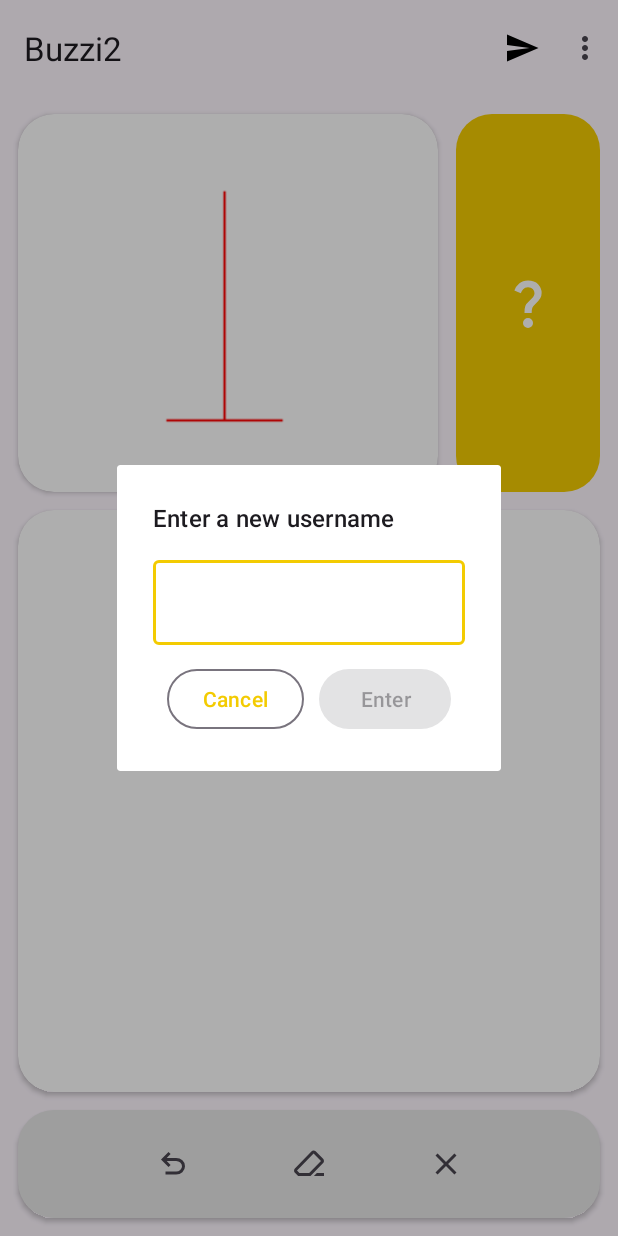
After one commit to gmdvart/Marker-Recognition, an Android app: the fragment UserNameDialogFragment placed in its activity, on a phone screen of 412 x 824 dp. The commit adds this screen. Run offline under Robolectric (Android 15) with nearby library versions, the phone set to English and light mode, and no system bars; pictures from the network do not load.

Commit message:
Implemented settings feature

```diff
--- a/app/src/main/java/com/example/buzidroidapplication/di/AppComponent.kt
+++ b/app/src/main/java/com/example/buzidroidapplication/di/AppComponent.kt
@@ -4,6 +4,7 @@ import android.content.Context
 import com.example.buzidroidapplication.ui.recognize_feature.screen.MainScreenFragment
 import com.example.buzidroidapplication.ui.recognize_feature.screen.MarkerListScreenFragment
 import com.example.buzidroidapplication.ui.recognize_feature.screen.ResultDialogFragment
+import com.example.buzidroidapplication.ui.settings_feature.UserNameDialogFragment
 import com.example.buzidroidapplication.ui.settings_feature.screen.SettingsScreenFragment
 import dagger.BindsInstance
 import dagger.Component
@@ -17,6 +18,7 @@ interface AppComponent {
     fun inject(markerListScreenFragment: MarkerListScreenFragment)
     fun inject(resultDialogFragment: ResultDialogFragment)
     fun inject(settingsScreenFragment: SettingsScreenFragment)
+    fun inject(userNameDialogFragment: UserNameDialogFragment)
 
     @Component.Factory
     interface Factory {
--- /dev/null
+++ b/app/src/main/java/com/example/buzidroidapplication/ui/settings_feature/UserNameDialogFragment.kt
@@ -0,0 +1,76 @@
+package com.example.buzidroidapplication.ui.settings_feature
+
+import android.content.Context
+import android.os.Bundle
+import android.text.Editable
+import android.text.TextWatcher
+import android.view.LayoutInflater
+import android.view.View
+import android.view.ViewGroup
+import androidx.fragment.app.DialogFragment
+import androidx.fragment.app.activityViewModels
+import com.example.buzidroidapplication.appComponent
+import com.example.buzidroidapplication.databinding.FragmentUserNameDialogBinding
+import com.example.buzidroidapplication.domain.settings_feature.Action
+import com.example.buzidroidapplication.domain.settings_feature.State
+import com.example.buzidroidapplication.ui.utils.collectLatestState
+import javax.inject.Inject
+
+class UserNameDialogFragment : DialogFragment() {
+
+    private lateinit var binding: FragmentUserNameDialogBinding
+
+    private val viewModel by activityViewModels<SettingsFeatureViewModel> { factory }
+    @Inject
+    lateinit var factory: SettingsFeatureViewModel.Factory
+
+    private lateinit var oldUserName: String
+
+    override fun onAttach(context: Context) {
+        context.appComponent.inject(this)
+        super.onAttach(context)
+    }
+
+    override fun onCreateView(
+        inflater: LayoutInflater, container: ViewGroup?,
+        savedInstanceState: Bundle?
+    ): View? {
+        binding = FragmentUserNameDialogBinding.inflate(inflater, container, false)
+        return binding.root
+    }
+
+    override fun onViewCreated(view: View, savedInstanceState: Bundle?) {
+        binding.setUpState()
+    }
+
+    private fun FragmentUserNameDialogBinding.setUpState() {
+        collectLatestState(viewModel.state) { state ->
+            if (state is State.Ready) {
+                oldUserName = state.userName
+                enterButton.isEnabled = state.userName.isNotBlank() && state.userName != oldUserName
+                userNameEditText.setText(state.userName)
+            }
+        }
+
+        cancelButton.setOnClickListener { dismiss() }
+        enterButton.setOnClickListener {
+            viewModel.onAction(action = Action.EnterName(userNameEditText.text.toString()))
+            dismiss()
+        }
+        userNameEditText.addTextChangedListener(
+            object : TextWatcher {
+                override fun beforeTextChanged(p0: CharSequence?, p1: Int, p2: Int, p3: Int) {}
+                override fun onTextChanged(p0: CharSequence?, p1: Int, p2: Int, p3: Int) {}
+                override fun afterTextChanged(editable: Editable?) {
+                    val inputText = editable.toString()
+                    enterButton.isEnabled = inputText.isNotBlank() && inputText != oldUserName
+                }
+            }
+        )
+    }
+
+    companion object {
+        fun newInstance() = UserNameDialogFragment()
+        const val TAG = "UserNameDialogFragment"
+    }
+}
--- a/app/src/main/java/com/example/buzidroidapplication/ui/settings_feature/screen/SettingsScreenFragment.kt
+++ b/app/src/main/java/com/example/buzidroidapplication/ui/settings_feature/screen/SettingsScreenFragment.kt
@@ -6,6 +6,7 @@ import androidx.fragment.app.Fragment
 import android.view.LayoutInflater
 import android.view.View
 import android.view.ViewGroup
+import androidx.fragment.app.activityViewModels
 import androidx.fragment.app.viewModels
 import androidx.navigation.fragment.findNavController
 import com.example.buzidroidapplication.R
@@ -14,6 +15,7 @@ import com.example.buzidroidapplication.databinding.FragmentSettingsScreenBindin
 import com.example.buzidroidapplication.domain.settings_feature.Action
 import com.example.buzidroidapplication.domain.settings_feature.State
 import com.example.buzidroidapplication.ui.settings_feature.SettingsFeatureViewModel
+import com.example.buzidroidapplication.ui.settings_feature.UserNameDialogFragment
 import com.example.buzidroidapplication.ui.utils.collectLatestState
 import javax.inject.Inject
 
@@ -21,7 +23,7 @@ class SettingsScreenFragment : Fragment() {
 
     private lateinit var binding: FragmentSettingsScreenBinding
 
-    private val viewModel by viewModels<SettingsFeatureViewModel> { factory }
+    private val viewModel by activityViewModels<SettingsFeatureViewModel> { factory }
     @Inject
     lateinit var factory: SettingsFeatureViewModel.Factory
 
@@ -49,6 +51,9 @@ class SettingsScreenFragment : Fragment() {
         predictionModeSwitch.setOnCheckedChangeListener { _, isChecked ->
             viewModel.onAction(action = Action.Switch(isChecked))
         }
+        userName.setOnClickListener {
+            UserNameDialogFragment.newInstance().show(parentFragmentManager, UserNameDialogFragment.TAG)
+        }
 
         collectLatestState(viewModel.state) { state ->
             if (state is State.Ready) {
--- /dev/null
+++ b/app/src/main/res/layout/fragment_user_name_dialog.xml
@@ -0,0 +1,65 @@
+<?xml version="1.0" encoding="utf-8"?>
+<FrameLayout
+        xmlns:android="http://schemas.android.com/apk/res/android"
+        xmlns:app="http://schemas.android.com/apk/res-auto"
+        xmlns:tools="http://schemas.android.com/tools"
+        android:layout_width="match_parent"
+        android:layout_height="match_parent"
+        tools:context=".ui.settings_feature.UserNameDialogFragment">
+
+    <androidx.constraintlayout.widget.ConstraintLayout
+            android:layout_width="wrap_content"
+            android:layout_height="wrap_content"
+            android:minWidth="@dimen/minDialogWindowWidth"
+            android:padding="@dimen/padding"
+            tools:layout_gravity="center">
+
+        <TextView
+                android:id="@+id/enter_user_name_title"
+                android:layout_width="wrap_content"
+                android:layout_height="wrap_content"
+                android:text="@string/enter_user_name_title"
+                style="@style/TextAppearance.Material3.TitleMedium"
+                app:layout_constraintTop_toTopOf="parent"
+                app:layout_constraintStart_toStartOf="parent"
+                app:layout_constraintBottom_toTopOf="@+id/text_input_layout"/>
+
+        <com.google.android.material.textfield.TextInputLayout
+                android:id="@+id/text_input_layout"
+                android:layout_width="0dp"
+                android:layout_height="match_parent"
+                android:layout_marginVertical="@dimen/margin"
+                app:layout_constraintStart_toStartOf="parent"
+                app:layout_constraintEnd_toEndOf="parent"
+                app:layout_constraintTop_toBottomOf="@+id/enter_user_name_title"
+                app:layout_constraintBottom_toTopOf="@id/cancel_button">
+
+            <com.google.android.material.textfield.TextInputEditText
+                    android:id="@+id/user_name_edit_text"
+                    android:layout_width="match_parent"
+                    android:lines="1"
+                    android:layout_height="wrap_content"/>
+        </com.google.android.material.textfield.TextInputLayout>
+
+        <com.google.android.material.button.MaterialButton
+                android:id="@+id/cancel_button"
+                android:layout_width="wrap_content"
+                android:layout_height="wrap_content"
+                android:text="@string/user_name_cancel"
+                style="@style/Widget.Material3.Button.OutlinedButton"
+                app:layout_constraintStart_toStartOf="parent"
+                app:layout_constraintEnd_toStartOf="@id/enter_button"
+                app:layout_constraintTop_toBottomOf="@+id/text_input_layout"
+                app:layout_constraintBottom_toBottomOf="parent"/>
+
+        <com.google.android.material.button.MaterialButton
+                android:id="@+id/enter_button"
+                android:layout_width="wrap_content"
+                android:layout_height="wrap_content"
+                android:text="@string/user_name_enter"
+                app:layout_constraintStart_toEndOf="@id/cancel_button"
+                app:layout_constraintEnd_toEndOf="parent"
+                app:layout_constraintTop_toTopOf="@id/cancel_button"
+                app:layout_constraintBottom_toBottomOf="@id/cancel_button"/>
+    </androidx.constraintlayout.widget.ConstraintLayout>
+</FrameLayout>
--- a/app/src/main/res/values/strings.xml
+++ b/app/src/main/res/values/strings.xml
@@ -20,11 +20,16 @@
     <!--    Settings screen-->
     <string name="settings_screen_title">Settings</string>
     <string name="user_name_title">User name</string>
-    <string name="user_name_description">User name that will be shown when sending an image file \nto the server</string>
+    <string name="user_name_description">User name that will be shown when sending an image file \nto the server
+    </string>
     <string name="prediction_mode_title">Prediction mode</string>
     <string name="prediction_mode_description">
         In prediction mode app will use a special marker dataset which is needed
         to train model and send prediction result to the server.
         Otherwise, (when the mode is disabled) model will just try to predict a marker you drawn
     </string>
+<!--    New username window-->
+    <string name="enter_user_name_title">Enter a new username</string>
+    <string name="user_name_enter">Enter</string>
+    <string name="user_name_cancel">Cancel</string>
 </resources>
```
